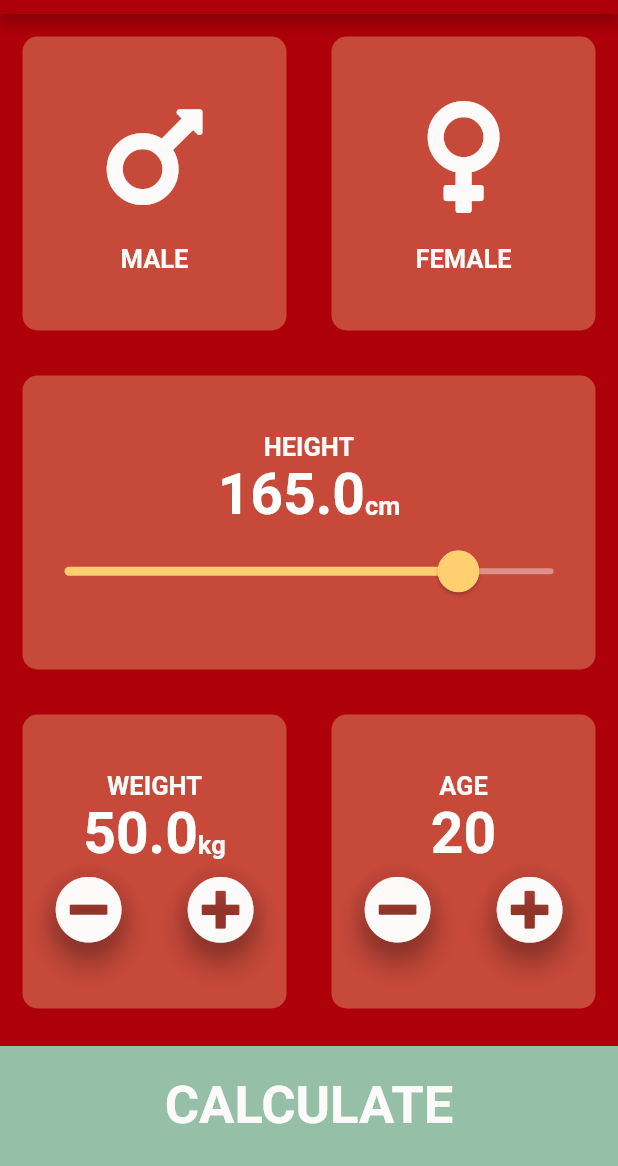
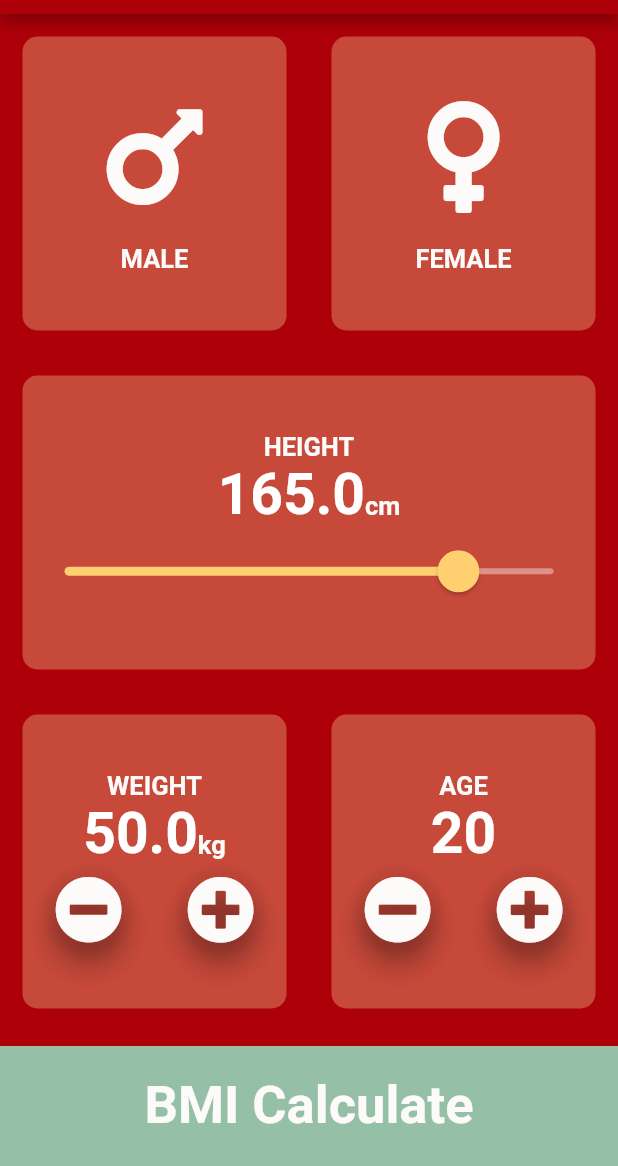
Before and after one commit to vivu001/bmi, a Flutter app: the screen it shows after launch, on a phone screen of 412 x 824 dp, the part 70-1236 px from its top. Run offline on Flutter 3.47's test engine with Material 2 defaults, Android fonts, the phone set to English and light mode, and no system bars; our stand-ins replace font_awesome_flutter.

Commit message:
modularise icons & pages

```diff
--- /dev/null
+++ b/lib/components/bottom_button.dart
@@ -0,0 +1,23 @@
+import 'package:flutter/material.dart';
+
+import '../constants.dart';
+
+class BottomButton extends StatelessWidget {
+  final String title;
+  final Function onTap;
+
+  BottomButton({@required this.title, @required this.onTap});
+
+  @override
+  Widget build(BuildContext context) {
+    return GestureDetector(
+      onTap: this.onTap,
+      child: Container(
+          child: Center(child: Text(this.title, style: kTextLabelBottom)),
+          color: kBottomContainerColor,
+          margin: EdgeInsets.only(top: 10.0),
+          width: double.infinity,
+          height: 80.0),
+    );
+  }
+}
--- a/lib/content_icon.dart
+++ b/lib/components/content_icon.dart
@@ -1,6 +1,6 @@
 import 'package:flutter/widgets.dart';
 
-import 'constants.dart';
+import 'package:bmi_calculator/constants.dart';
 
 class contentIcon extends StatelessWidget {
   final IconData icon;
--- /dev/null
+++ b/lib/components/round_button.dart
@@ -0,0 +1,20 @@
+import 'package:flutter/material.dart';
+
+import '../constants.dart';
+
+class RoundButton extends StatelessWidget {
+  final IconData iconData;
+  final Function onPressed;
+
+  RoundButton({@required this.iconData, @required this.onPressed});
+
+  @override
+  Widget build(BuildContext context) {
+    return FloatingActionButton(
+        heroTag: null,
+        child: Icon(iconData, size: 45.0, color: kIconColor),
+        backgroundColor: kTransparent,
+        splashColor: kActiveTrackColor,
+        onPressed: onPressed);
+  }
+}
--- a/lib/main.dart
+++ b/lib/main.dart
@@ -1,6 +1,6 @@
 import 'package:flutter/cupertino.dart';
 import 'package:flutter/material.dart';
-import 'input_page.dart';
+import 'screens/input_page.dart';
 
 void main() => runApp(BMICalculator());
 
--- a/lib/input_page.dart
+++ b/lib/screens/input_page.dart
@@ -1,13 +1,14 @@
-import 'package:bmi_calculator/result_page.dart';
-import 'package:bmi_calculator/reusable_card.dart';
+import 'package:bmi_calculator/components/content_icon.dart';
+import 'package:bmi_calculator/components/reusable_card.dart';
+import 'package:bmi_calculator/screens/result_page.dart';
 import 'package:flutter/cupertino.dart';
 import 'package:flutter/material.dart';
 import 'package:flutter/rendering.dart';
 import 'package:flutter/widgets.dart';
 import 'package:font_awesome_flutter/font_awesome_flutter.dart';
-
-import 'constants.dart';
-import 'content_icon.dart';
+import '../components/bottom_button.dart';
+import '../components/round_button.dart';
+import '../constants.dart';
 
 class InputPage extends StatefulWidget {
   @override
@@ -189,20 +190,12 @@ class _InputPageState extends State<InputPage> {
                       ))),
             ]),
           ),
-          GestureDetector(
-            onTap: () {
-              Navigator.push(context, MaterialPageRoute(builder: (context) {
-                return ResultPage(bmiCalculate());
-              }));
-            },
-            child: Container(
-                child:
-                    Center(child: Text('CALCULATE', style: kTextLabelBottom)),
-                color: kBottomContainerColor,
-                margin: EdgeInsets.only(top: 10.0),
-                width: double.infinity,
-                height: 80.0),
-          ),
+          BottomButton(
+              title: 'BMI Calculate',
+              onTap: () {
+                Navigator.push(context,
+                    MaterialPageRoute(builder: (context) => ResultPage()));
+              }),
         ],
       ),
     );
@@ -232,19 +225,3 @@ class _InputPageState extends State<InputPage> {
     return _weight * 10000 / (_height * _height);
   }
 }
-
-class RoundButton extends StatelessWidget {
-  final IconData iconData;
-  final Function onPressed;
-
-  RoundButton({@required this.iconData, @required this.onPressed});
-
-  @override
-  Widget build(BuildContext context) {
-    return FloatingActionButton(
-        child: Icon(iconData, size: 45.0, color: kIconColor),
-        backgroundColor: kTransparent,
-        splashColor: kActiveTrackColor,
-        onPressed: onPressed);
-  }
-}
```
Also changed, not shown: lib/constants.dart (+12 -3 lines), lib/result_page.dart (deleted, +0 -46 lines), lib/screens/result_page.dart (added, +56 -0 lines), lib/components/reusable_card.dart (renamed from lib/reusable_card.dart).
